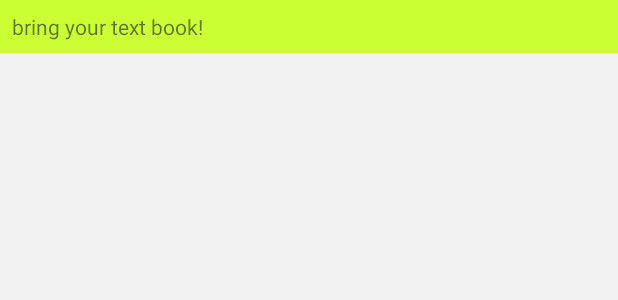
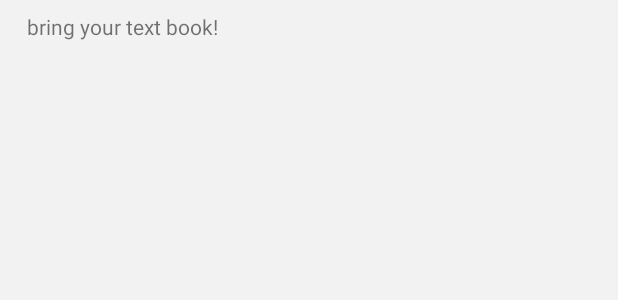
Before and after one commit to candice95/Study-Buddies, an Android app: the layout layout_expand_myapt_cardview.xml on its own in the app's theme, with its tools: preview values and no code run, on a phone screen of 412 x 824 dp. Shown: the top 300 px of the screen. Run offline under Robolectric (Android 15) with nearby library versions, the phone set to English and light mode, and no system bars.

Commit message:
still try expandable

```diff
--- a/app/src/main/java/com/example/cardgame/cardgame/ui/adapter/AptExpandableAdapter.java
+++ b/app/src/main/java/com/example/cardgame/cardgame/ui/adapter/AptExpandableAdapter.java
@@ -51,6 +51,6 @@ public class AptExpandableAdapter extends ExpandableRecyclerAdapter<MyAptParentV
     @Override
     public void onBindChildViewHolder(MyAptChildViewHolder cHolder, int i, Object cList) {
         MyAptChild aptChild = (MyAptChild)cList;
-        cHolder.reminder.setText("reminder");
+        cHolder.reminder.setText("reminder: bring your textbook");
     }
 }
--- a/app/src/main/res/layout/fragment_first.xml
+++ b/app/src/main/res/layout/fragment_first.xml
@@ -21,7 +21,7 @@
             android:text="@string/welcome"
             android:textStyle="bold"
             android:textColor="#FF6666"
-            android:background="#CCCCFF"
+            android:background="@color/gray_main_bg"
             android:textColorHighlight="#000000"
             android:textSize="35sp"
             android:textIsSelectable="true" />
--- a/app/src/main/res/layout/layout_expand_myapt_cardview.xml
+++ b/app/src/main/res/layout/layout_expand_myapt_cardview.xml
@@ -1,14 +1,16 @@
 <?xml version="1.0" encoding="utf-8"?>
 <RelativeLayout xmlns:android="http://schemas.android.com/apk/res/android"
     android:orientation="vertical" android:layout_width="match_parent"
-    android:layout_height="wrap_content"
-    android:background="#CCFF33">
+    android:layout_height="wrap_content">
 
     <TextView
         android:id="@+id/expand_apt"
-        android:layout_width="wrap_content"
+        android:layout_width="match_parent"
         android:layout_height="wrap_content"
+        android:layout_marginLeft="10dp"
+        android:layout_marginRight="10dp"
         android:padding="8dp"
+        android:background="@color/gray_main_bg"
         android:text="bring your text book!"/>
 
 </RelativeLayout>
```
Also changed, not shown: app/src/main/java/com/example/cardgame/cardgame/ui/fragment/FirstFragment.java (+31 -3 lines).
